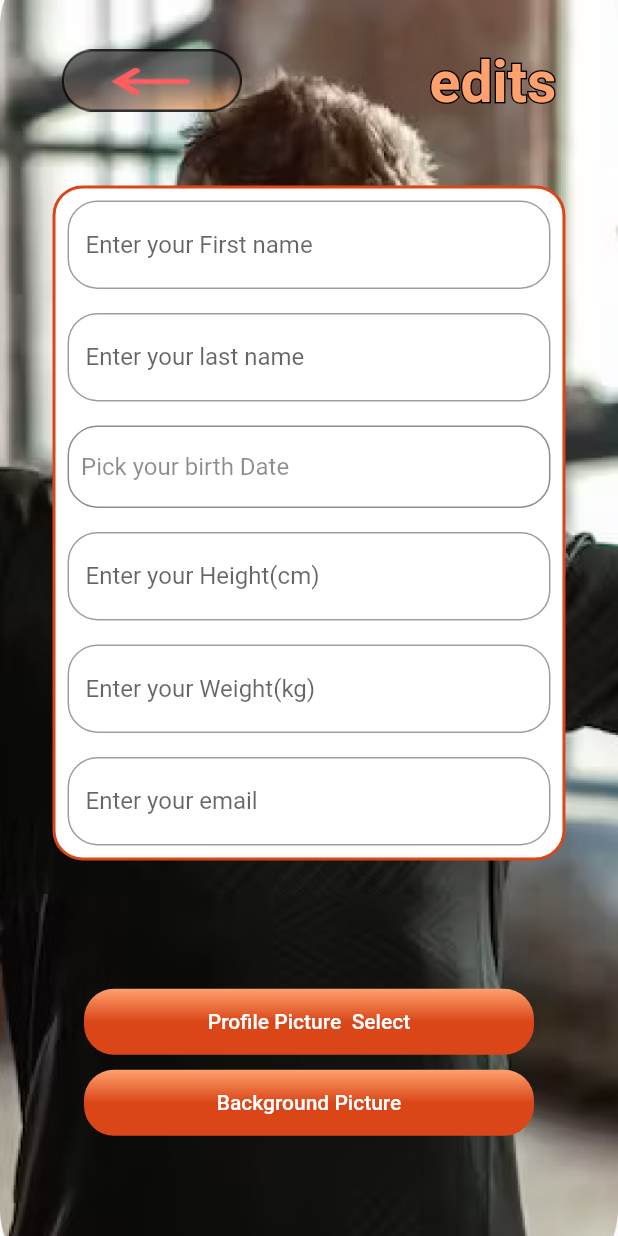
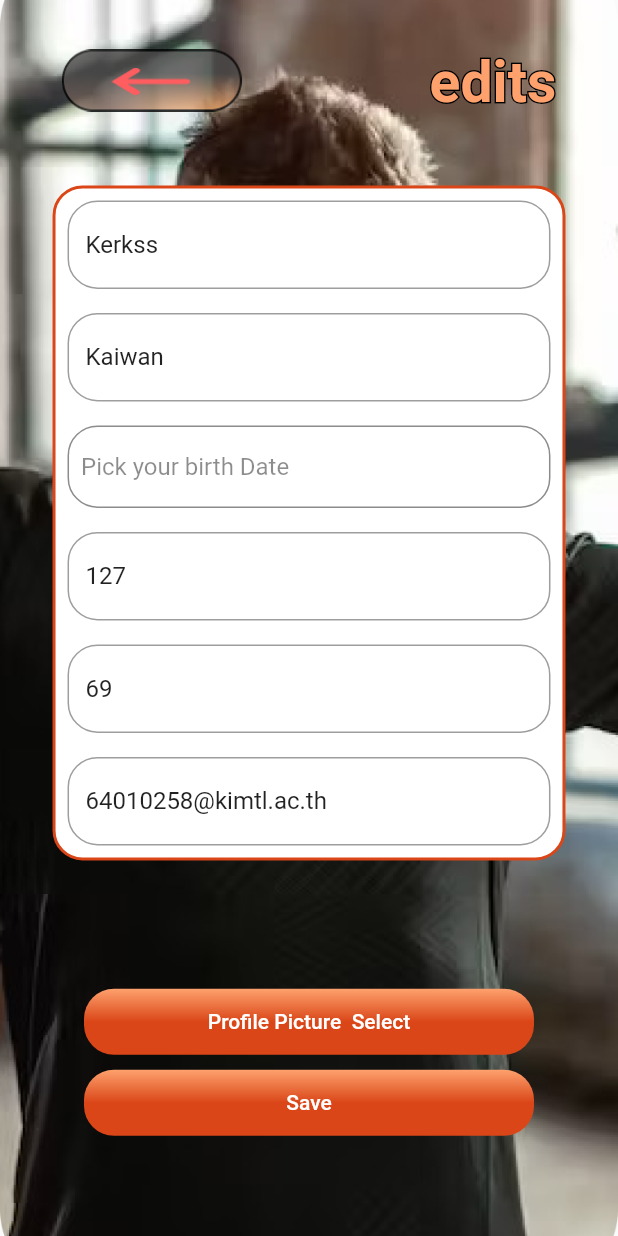
Before and after one commit to autyauth/soft_dev_app, a Flutter app: the EditProfilePage screen opened directly, on a phone screen of 412 x 824 dp. Run offline on Flutter 3.47's test engine with Material 2 defaults, Android fonts, the phone set to English and light mode, and no system bars.

Commit message:
ทำอะไรไปวะ

```diff
--- a/lib/features/workout/screens/page/edit_profile_page.dart
+++ b/lib/features/workout/screens/page/edit_profile_page.dart
@@ -15,7 +15,12 @@ class EditProfilePage extends StatefulWidget {
 
 class _EditProfilePageState extends State<EditProfilePage> {
   @override
+  String firstName ="Kerkss";
+  String lastName ="Kaiwan";
   DateTime? birthDate;
+  int height =127;
+  int weight =69;
+  String emial ="64010258@kimtl.ac.th";
   void pickBirthDate() {
     showDatePicker(
             context: context,
@@ -98,7 +103,8 @@ class _EditProfilePageState extends State<EditProfilePage> {
                       children: [
                         Container(
                           padding: EdgeInsets.all(8),
-                          child: TextField(
+                          child: TextFormField(
+                            initialValue: firstName,
                             decoration: InputDecoration(
                               hintText: "Enter your First name",
                               border: OutlineInputBorder(
@@ -108,7 +114,8 @@ class _EditProfilePageState extends State<EditProfilePage> {
                         ),
                         Container(
                           padding: EdgeInsets.all(8),
-                          child: TextField(
+                          child: TextFormField(
+                            initialValue: lastName,
                             decoration: InputDecoration(
                                 hintText: "Enter your last name",
                                 border: OutlineInputBorder(
@@ -147,7 +154,8 @@ class _EditProfilePageState extends State<EditProfilePage> {
                         ),
                         Container(
                           padding: EdgeInsets.all(8),
-                          child: TextField(
+                          child: TextFormField(
+                            initialValue: height.toString(),
                             decoration: InputDecoration(
                                 hintText: "Enter your Height(cm)",
                                 border: OutlineInputBorder(
@@ -156,7 +164,7 @@ class _EditProfilePageState extends State<EditProfilePage> {
                         ),
                         Container(
                           padding: EdgeInsets.all(8),
-                          child: TextField(
+                          child: TextFormField(initialValue: weight.toString(),
                             decoration: InputDecoration(
                                 hintText: "Enter your Weight(kg)",
                                 border: OutlineInputBorder(
@@ -165,7 +173,8 @@ class _EditProfilePageState extends State<EditProfilePage> {
                         ),
                         Container(
                           padding: EdgeInsets.all(8),
-                          child: TextField(
+                          child: TextFormField(
+                            initialValue: emial,
                             decoration: InputDecoration(
                                 hintText: "Enter your email",
                                 border: OutlineInputBorder(
@@ -211,7 +220,7 @@ class _EditProfilePageState extends State<EditProfilePage> {
                     Palette.orangeColor,
                     Palette.orangeColor
                   ],
-                  buttonText: 'Background Picture',
+                  buttonText: 'Save',
                   onPress: () {
                     Navigator.push(
                       context,
--- a/lib/features/workout/screens/widget/widget_tree.dart
+++ b/lib/features/workout/screens/widget/widget_tree.dart
@@ -30,6 +30,7 @@ class _WidgetTreeState extends State<WidgetTree> {
             assetPath: "assets/icons/shop.png",
             selectedIcon: Icons.access_alarm,
           ),
+
         ],
         selectedIndex: currentPage,
         onDestinationSelected: (int value) {
```
